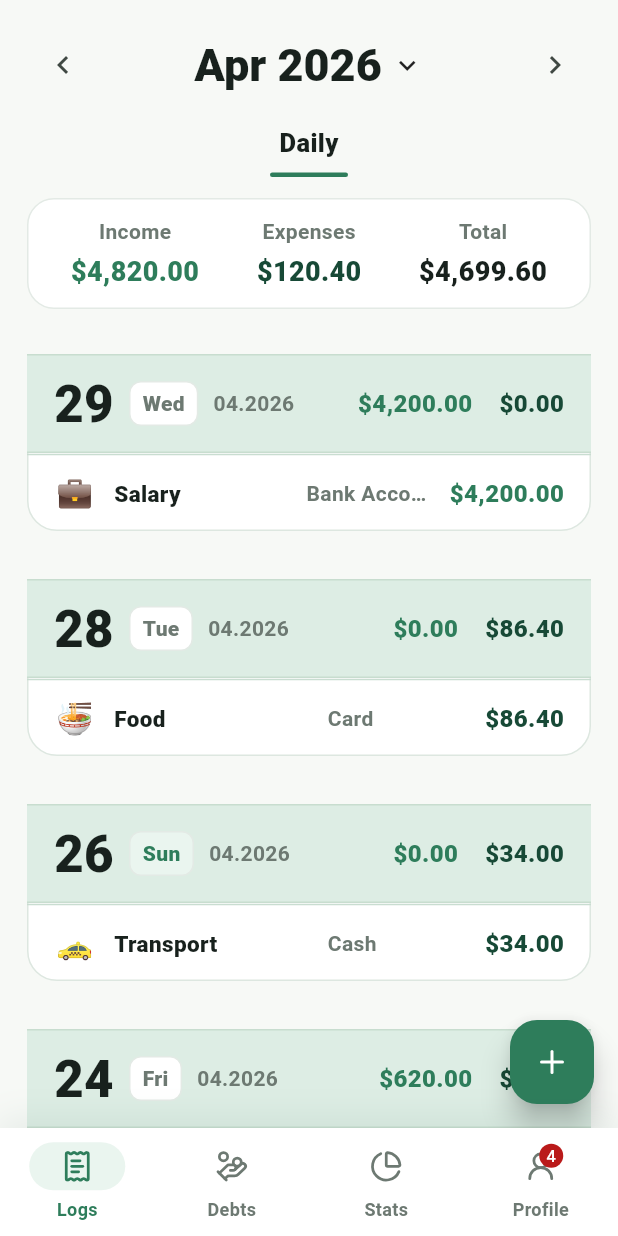
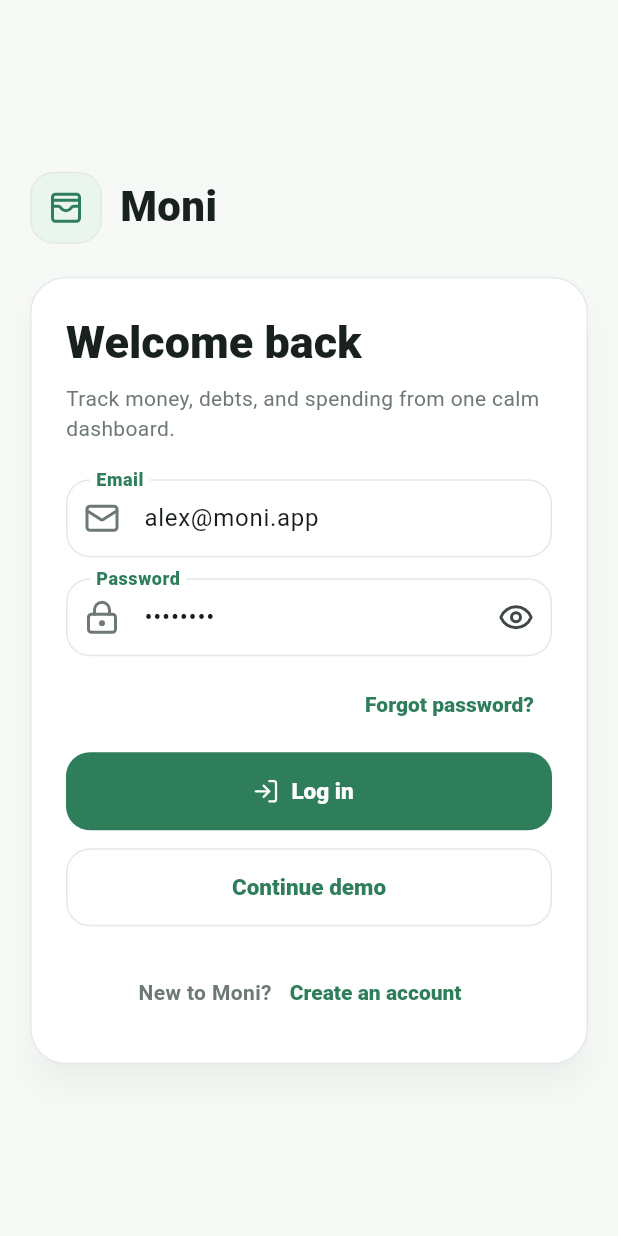
Before and after one commit to MiDtsuki/MoniMoni, a Flutter app: the screen it shows after launch, on a phone screen of 412 x 824 dp. Run offline on Flutter 3.47's test engine with Material 3 defaults, Android fonts, the phone set to English and light mode, and no system bars; our stand-ins replace fl_chart, flutter_riverpod, go_router, lucide_icons_flutter.

Commit message:
Add demo auth and editable transactions

```diff
--- a/lib/app/router.dart
+++ b/lib/app/router.dart
@@ -3,6 +3,8 @@ import 'package:flutter_riverpod/flutter_riverpod.dart';
 import 'package:go_router/go_router.dart';
 import 'package:lucide_icons_flutter/lucide_icons.dart';
 
+import '../features/auth/presentation/login_page.dart';
+import '../features/auth/presentation/signup_page.dart';
 import '../features/debts/presentation/debt_detail_page.dart';
 import '../features/debts/presentation/debt_form_page.dart';
 import '../features/debts/presentation/debt_page.dart';
@@ -14,8 +16,10 @@ import '../features/transactions/presentation/transaction_form_page.dart';
 import '../features/transactions/presentation/transaction_list_page.dart';
 
 final appRouter = GoRouter(
-  initialLocation: '/logs',
+  initialLocation: '/login',
   routes: [
+    GoRoute(path: '/login', builder: (context, state) => const LoginPage()),
+    GoRoute(path: '/signup', builder: (context, state) => const SignupPage()),
     StatefulShellRoute.indexedStack(
       builder: (context, state, navigationShell) {
         return MoniShell(navigationShell: navigationShell);
@@ -30,6 +34,12 @@ final appRouter = GoRouter(
                 GoRoute(
                   path: 'new',
                   builder: (context, state) => const TransactionFormPage(),
+                ),
+                GoRoute(
+                  path: ':id',
+                  builder: (context, state) => TransactionFormPage(
+                    transactionId: state.pathParameters['id'],
+                  ),
                 ),
               ],
             ),
--- /dev/null
+++ b/lib/features/auth/presentation/login_page.dart
@@ -0,0 +1,284 @@
+import 'package:flutter/material.dart';
+import 'package:go_router/go_router.dart';
+import 'package:lucide_icons_flutter/lucide_icons.dart';
+
+import '../../../app/theme.dart';
+
+class LoginPage extends StatefulWidget {
+  const LoginPage({super.key});
+
+  @override
+  State<LoginPage> createState() => _LoginPageState();
+}
+
+class _LoginPageState extends State<LoginPage> {
+  final _formKey = GlobalKey<FormState>();
+  final _emailController = TextEditingController(text: 'alex@moni.app');
+  final _passwordController = TextEditingController(text: 'demo1234');
+  var _obscurePassword = true;
+
+  @override
+  void dispose() {
+    _emailController.dispose();
+    _passwordController.dispose();
+    super.dispose();
+  }
+
+  @override
+  Widget build(BuildContext context) {
+    return AuthScaffold(
+      title: 'Welcome back',
+      subtitle: 'Track money, debts, and spending from one calm dashboard.',
+      child: Form(
+        key: _formKey,
+        child: Column(
+          crossAxisAlignment: CrossAxisAlignment.stretch,
+          children: [
+            TextFormField(
+              controller: _emailController,
+              keyboardType: TextInputType.emailAddress,
+              textInputAction: TextInputAction.next,
+              autofillHints: const [AutofillHints.email],
+              decoration: const InputDecoration(
+                labelText: 'Email',
+                prefixIcon: Icon(LucideIcons.mail),
+              ),
+              validator: _validateEmail,
+            ),
+            const SizedBox(height: 14),
+            TextFormField(
+              controller: _passwordController,
+              obscureText: _obscurePassword,
+              textInputAction: TextInputAction.done,
+              autofillHints: const [AutofillHints.password],
+              decoration: InputDecoration(
+                labelText: 'Password',
+                prefixIcon: const Icon(LucideIcons.lockKeyhole),
+                suffixIcon: IconButton(
+                  tooltip: _obscurePassword ? 'Show password' : 'Hide password',
+                  onPressed: () {
+                    setState(() => _obscurePassword = !_obscurePassword);
+                  },
+                  icon: Icon(
+                    _obscurePassword ? LucideIcons.eye : LucideIcons.eyeOff,
+                  ),
+                ),
+              ),
+              validator: _validatePassword,
+              onFieldSubmitted: (_) => _submit(),
+            ),
+            const SizedBox(height: 8),
+            Align(
+              alignment: Alignment.centerRight,
+              child: TextButton(
+                onPressed: () {
+                  ScaffoldMessenger.of(context).showSnackBar(
+                    const SnackBar(
+                      content: Text('Password recovery is not connected yet.'),
+                    ),
+                  );
+                },
+                child: const Text('Forgot password?'),
+              ),
+            ),
+            const SizedBox(height: 8),
+            ElevatedButton.icon(
+              onPressed: _submit,
+              icon: const Icon(LucideIcons.logIn),
+              label: const Text('Log in'),
+            ),
+            const SizedBox(height: 12),
+            OutlinedButton(
+              onPressed: () => context.go('/logs'),
+              child: const Text('Continue demo'),
+            ),
+            const SizedBox(height: 20),
+            _AuthSwitchRow(
+              text: 'New to Moni?',
+              action: 'Create an account',
+              onPressed: () => context.go('/signup'),
+            ),
+          ],
+        ),
+      ),
+    );
+  }
+
+  void _submit() {
+    if (!_formKey.currentState!.validate()) {
+      return;
+    }
+    context.go('/logs');
+  }
+}
+
+class AuthScaffold extends StatelessWidget {
+  const AuthScaffold({
+    required this.title,
+    required this.subtitle,
+    required this.child,
+    super.key,
+  });
+
+  final String title;
+  final String subtitle;
+  final Widget child;
+
+  @override
+  Widget build(BuildContext context) {
+    return Scaffold(
+      body: SafeArea(
+        child: Center(
+          child: SingleChildScrollView(
+            padding: const EdgeInsets.all(20),
+            child: ConstrainedBox(
+              constraints: const BoxConstraints(maxWidth: 620),
+              child: Column(
+                children: [
+                  const _CompactBrand(),
+                  const SizedBox(height: 22),
+                  _AuthFormCard(title: title, subtitle: subtitle, child: child),
+                ],
+              ),
+            ),
+          ),
+        ),
+      ),
+    );
+  }
+}
+
+class _CompactBrand extends StatelessWidget {
+  const _CompactBrand();
+
+  @override
+  Widget build(BuildContext context) {
+    return const Align(
+      alignment: Alignment.centerLeft,
+      child: _BrandMark(inverted: false),
+    );
+  }
+}
+
+class _BrandMark extends StatelessWidget {
+  const _BrandMark({required this.inverted});
+
+  final bool inverted;
+
+  @override
+  Widget build(BuildContext context) {
+    final color = inverted ? Colors.white : MoniTheme.ink;
+    return Row(
+      mainAxisSize: MainAxisSize.min,
+      children: [
+        Container(
+          width: 48,
+          height: 48,
+          decoration: BoxDecoration(
+            color: inverted ? const Color(0x1FFFFFFF) : MoniTheme.softGreen,
+            borderRadius: BorderRadius.circular(16),
+            border: Border.all(
+              color: inverted ? const Color(0x33FFFFFF) : MoniTheme.line,
+            ),
+          ),
+          child: Icon(
+            LucideIcons.walletCards,
+            color: inverted ? Colors.white : MoniTheme.primaryGreen,
+          ),
+        ),
+        const SizedBox(width: 12),
+        Text(
+          'Moni',
+          style: TextStyle(
+            color: color,
+            fontSize: 28,
+            fontWeight: FontWeight.w900,
+          ),
+        ),
+      ],
+    );
+  }
+}
+
+class _AuthFormCard extends StatelessWidget {
+  const _AuthFormCard({
+    required this.title,
+    required this.subtitle,
+    required this.child,
+  });
+
+  final String title;
+  final String subtitle;
+  final Widget child;
+
+  @override
+  Widget build(BuildContext context) {
+    return Card(
+      child: Padding(
+        padding: const EdgeInsets.all(24),
+        child: Column(
+          crossAxisAlignment: CrossAxisAlignment.stretch,
+          mainAxisSize: MainAxisSize.min,
+          children: [
+            Text(title, style: Theme.of(context).textTheme.headlineMedium),
+            const SizedBox(height: 8),
+            Text(subtitle, style: Theme.of(context).textTheme.bodyMedium),
+            const SizedBox(height: 24),
+            child,
+          ],
+        ),
+      ),
+    );
+  }
+}
+
+class _AuthSwitchRow extends StatelessWidget {
+  const _AuthSwitchRow({
+    required this.text,
+    required this.action,
+    required this.onPressed,
+  });
+
+  final String text;
+  final String action;
+  final VoidCallback onPressed;
+
+  @override
+  Widget build(BuildContext context) {
+    return Wrap(
+      alignment: WrapAlignment.center,
+      crossAxisAlignment: WrapCrossAlignment.center,
+      children: [
+        Text(
+          text,
+          style: const TextStyle(
+            color: MoniTheme.muted,
+            fontWeight: FontWeight.w700,
+          ),
+        ),
+        TextButton(onPressed: onPressed, child: Text(action)),
+      ],
+    );
+  }
+}
+
+String? _validateEmail(String? value) {
+  final trimmed = value?.trim() ?? '';
+  if (trimmed.isEmpty) {
+    return 'Enter your email';
+  }
+  if (!trimmed.contains('@') || !trimmed.contains('.')) {
+    return 'Enter a valid email';
+  }
+  return null;
+}
+
+String? _validatePassword(String? value) {
+  if (value == null || value.isEmpty) {
+    return 'Enter your password';
+  }
+  if (value.length < 6) {
+    return 'Password must be at least 6 characters';
+  }
+  return null;
+}
```
Also changed, not shown: lib/features/auth/presentation/signup_page.dart (added, +225 -0 lines), lib/features/transactions/application/transaction_controller.dart (+11 -0 lines), lib/features/transactions/domain/transaction_model.dart (+20 -0 lines), lib/features/transactions/presentation/transaction_form_page.dart (+152 -4 lines), lib/features/transactions/presentation/transaction_list_page.dart (+16 -3 lines), 1 other file.
